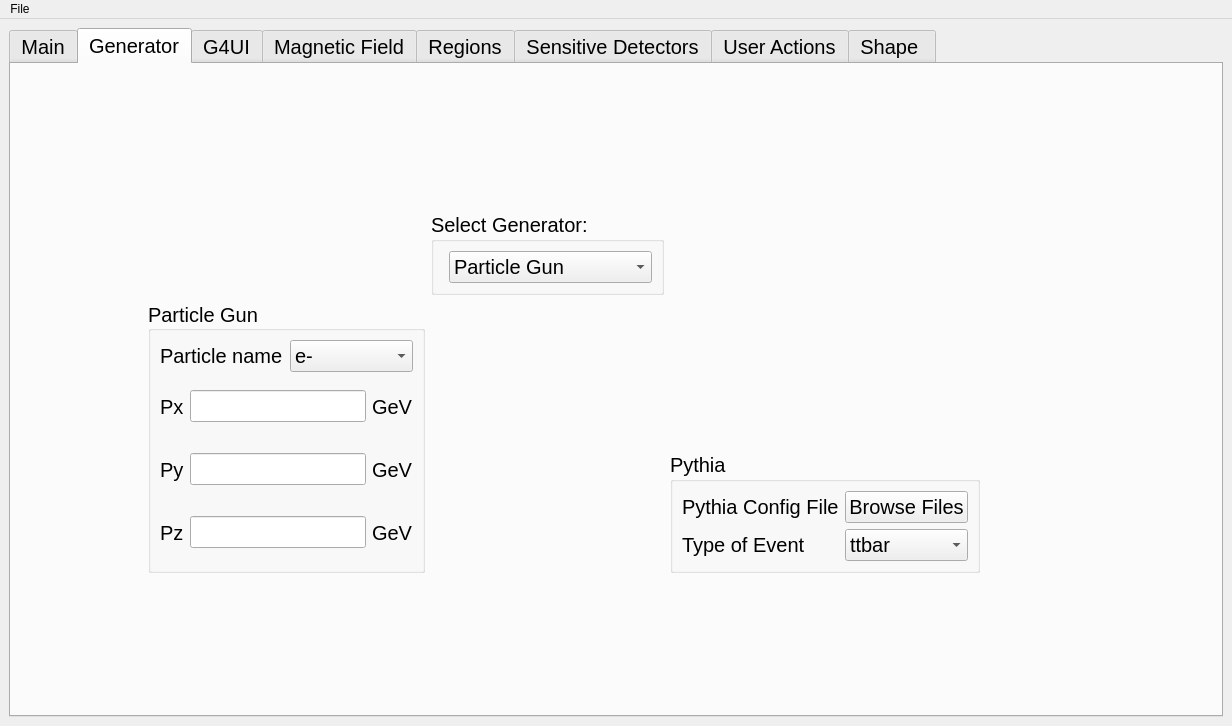
Before: the Qt Designer form FSL/src/fsl_mainwindow.ui in efemberg11/GeoModel_rmakhman, drawn with Qt 5.
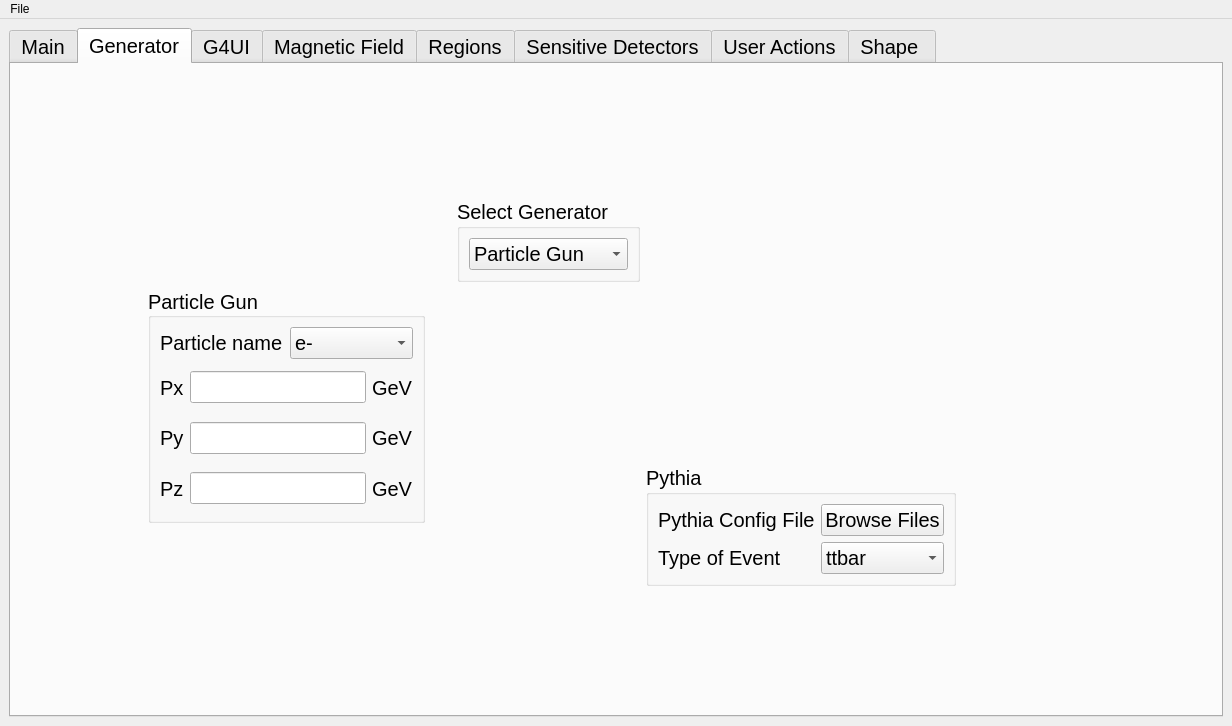
After: the same form once the commit is applied. The open tabs and pages were chosen to show the change.

Commit message: fix a font problem?

The edit to the form file:
```diff
--- a/FSL/src/fsl_mainwindow.ui
+++ b/FSL/src/fsl_mainwindow.ui
@@ -260,13 +260,13 @@
           </property>
          </spacer>
         </item>
-        <item row="1" column="3">
-         <widget class="QGroupBox" name="groupBox_10">
+        <item row="1" column="4">
+         <widget class="QGroupBox" name="groupBox_2">
           <property name="title">
-           <string>Select Generator:</string>
+           <string>Select Generator</string>
           </property>
-          <layout class="QFormLayout" name="formLayout">
-           <item row="0" column="1">
+          <layout class="QVBoxLayout" name="verticalLayout_8">
+           <item>
             <widget class="QComboBox" name="cB_gen_options">
              <property name="currentText">
               <string>Particle Gun</string>
@@ -286,7 +286,7 @@
           </layout>
          </widget>
         </item>
-        <item row="1" column="4">
+        <item row="1" column="5">
          <spacer name="horizontalSpacer_22">
           <property name="orientation">
            <enum>Qt::Horizontal</enum>
@@ -299,7 +299,7 @@
           </property>
          </spacer>
         </item>
-        <item row="2" column="2" rowspan="3">
+        <item row="2" column="2" rowspan="2">
          <widget class="QGroupBox" name="groupBox_4">
           <property name="font">
            <font>
@@ -486,7 +486,7 @@
           </property>
          </spacer>
         </item>
-        <item row="3" column="4" rowspan="2">
+        <item row="3" column="5" rowspan="2">
          <widget class="QGroupBox" name="groupBox_5">
           <property name="font">
            <font>
@@ -550,7 +550,7 @@
           </layout>
          </widget>
         </item>
-        <item row="4" column="3">
+        <item row="4" column="3" colspan="2">
          <spacer name="horizontalSpacer_5">
           <property name="orientation">
            <enum>Qt::Horizontal</enum>
@@ -563,7 +563,7 @@
           </property>
          </spacer>
         </item>
-        <item row="4" column="5">
+        <item row="4" column="6">
          <spacer name="horizontalSpacer_20">
           <property name="orientation">
            <enum>Qt::Horizontal</enum>
@@ -589,7 +589,7 @@
           </property>
          </spacer>
         </item>
-        <item row="5" column="4">
+        <item row="5" column="5">
          <spacer name="verticalSpacer_11">
           <property name="orientation">
            <enum>Qt::Vertical</enum>
```
Left out of the diff: 2 changed lines with no effect on the pictures.
